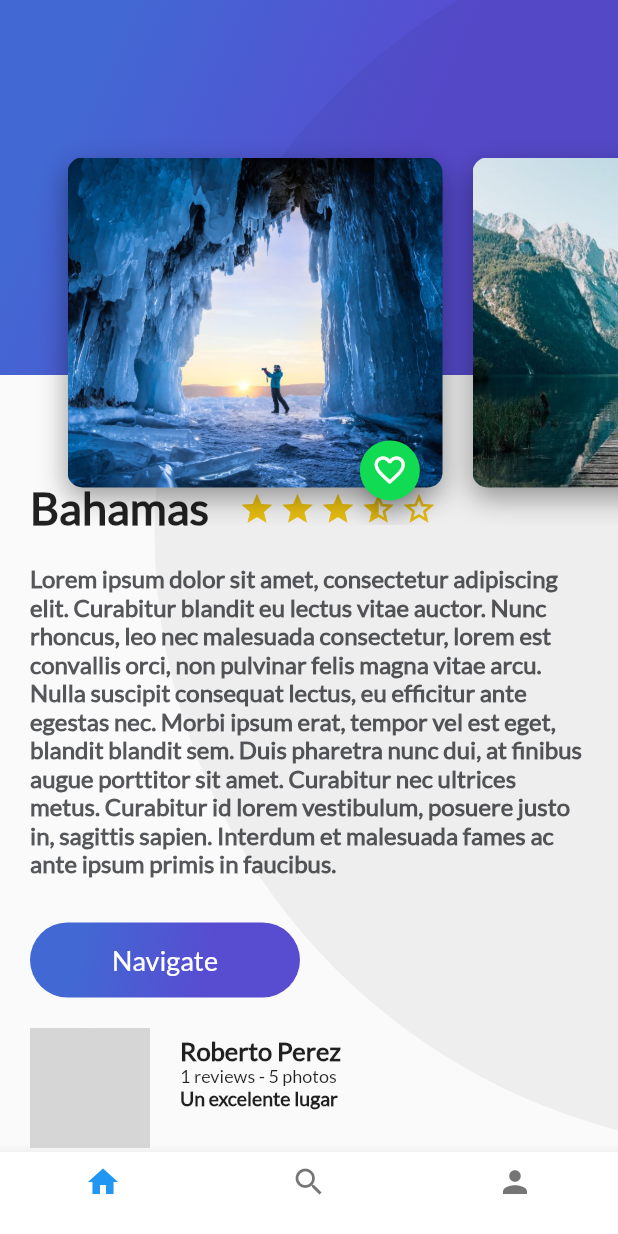
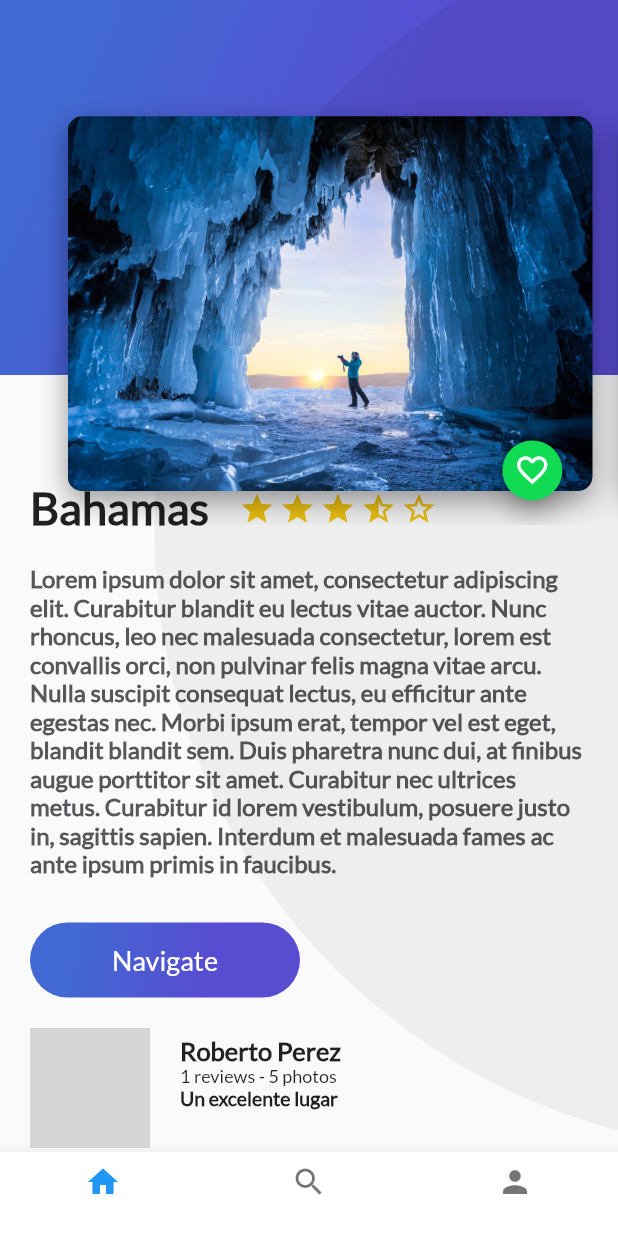
Before and after one commit to SwaXTech/Trips, a Flutter app: the Trips screen opened directly, on a phone screen of 412 x 824 dp. Run offline on Flutter 3.47's test engine with Material 2 defaults, Android fonts, the phone set to English and light mode, and no system bars; our stand-ins replace cloud_firestore, firebase_auth, firebase_core, google_sign_in; missing offline and left inert: generic_bloc_provider; accounts and stored records are empty; network calls fail; grey boxes are pictures that could not be loaded.

Commit message:
Fix cardimage

```diff
--- a/lib/Place/ui/screens/add_place.dart
+++ b/lib/Place/ui/screens/add_place.dart
@@ -1,5 +1,6 @@
 import 'package:flutter/cupertino.dart';
 import 'package:flutter/material.dart';
+import 'package:trips_app/Place/ui/widgets/card_image.dart';
 import 'package:trips_app/Place/ui/widgets/location_field.dart';
 import 'package:trips_app/widgets/gradient.dart';
 import 'package:trips_app/widgets/text_input.dart';
@@ -36,7 +37,12 @@ class _AddPlaceState extends State<AddPlace> {
 
   ListView buildListView(var _titleController, var _descController) => ListView(
         children: [
-          Container(),
+          Container(
+            alignment: Alignment.center,
+            child: CardImage(
+              pathImage: 'assets/img/cave.jpg'/*widget.image.path*/, iconData: Icons.camera_alt, height: 250.0, width: 350.0, marginLeft: 0.0,
+            ),
+          ),
           titleTextField(_titleController),
           descriptionTextField(_descController),
           locationField(),
--- a/lib/Place/ui/widgets/card_image.dart
+++ b/lib/Place/ui/widgets/card_image.dart
@@ -1,48 +1,50 @@
 import 'package:flutter/material.dart';
-import '../../../widgets/floating_action_button_green.dart';
+import 'package:trips_app/widgets/floating_action_button_green.dart';
 
-class CardImage extends StatelessWidget{
+class CardImage extends StatelessWidget {
 
-  String pathImage = 'assets/img/cave.jpg';
+  final String pathImage;
+  final double height;
+  final double width;
+  final VoidCallback onPressedFabIcon;
+  final IconData iconData;
+  double marginLeft = 20.0;
 
-  CardImage(this.pathImage);
+  CardImage(
+      {Key key,
+      @required this.pathImage,
+      @required this.height,
+      @required this.width,
+      this.marginLeft,
+      @required this.onPressedFabIcon,
+      @required this.iconData});
 
   @override
   Widget build(BuildContext context) {
-
-    final card = Container(
-
-      height: 350.0,
-      width: 250.0,
-      margin: EdgeInsets.only(
-        top: 80.0,
-        left: 20.0
-      ),
-
-      decoration: BoxDecoration(
-        image: DecorationImage(
-          fit: BoxFit.cover,
-          image: AssetImage(pathImage)
-        ),
-        borderRadius: BorderRadius.all(Radius.circular(10.0)),
-        shape: BoxShape.rectangle,
-        boxShadow: <BoxShadow>[
-          BoxShadow(
-            color: Colors.black38,
-            blurRadius: 15.0,
-            offset: Offset(0.0,7.0)
-          )
-        ]
-      ),
-    );
-
     return Stack(
-      alignment: Alignment(0.9,1.1),
-      children: [
-        card,
-        FloatingActionButtonGreen()
-      ],
+      alignment: Alignment(0.9, 1.1),
+      children: [card(), FloatingActionButtonGreen(iconData: iconData, onPressed: onPressedFabIcon)],
     );
   }
 
+  Container card() => Container(
+        height: height,
+        width: width,
+        margin: EdgeInsets.only(left: marginLeft),
+        decoration: cardDecoration(),
+      );
+
+  BoxDecoration cardDecoration() => BoxDecoration(
+      image: decorationImage(),
+      borderRadius: BorderRadius.all(Radius.circular(10.0)),
+      shape: BoxShape.rectangle,
+      boxShadow: shadow());
+
+  List<BoxShadow> shadow() => <BoxShadow>[
+        BoxShadow(
+            color: Colors.black38, blurRadius: 15.0, offset: Offset(0.0, 7.0))
+      ];
+
+  DecorationImage decorationImage() =>
+      DecorationImage(fit: BoxFit.cover, image: AssetImage(pathImage));
 }
--- a/lib/Place/ui/widgets/card_image_list.dart
+++ b/lib/Place/ui/widgets/card_image_list.dart
@@ -11,11 +11,11 @@ class CardImageList extends StatelessWidget{
         padding: EdgeInsets.all(25.0),
         scrollDirection: Axis.horizontal,
         children: [
-          CardImage("assets/img/cave.jpg"),
-          CardImage("assets/img/lake.jpg"),
-          CardImage("assets/img/mountain.jpg"),
-          CardImage("assets/img/river.jpg"),
-          CardImage("assets/img/sea.jpg"),
+          CardImage(pathImage: "assets/img/cave.jpg", iconData: Icons.favorite_border, height: 250, width: 350, marginLeft: 20,),
+          CardImage(pathImage: "assets/img/lake.jpg", iconData: Icons.favorite_border, height: 250, width: 350, marginLeft: 20),
+          CardImage(pathImage: "assets/img/mountain.jpg", iconData: Icons.favorite_border, height: 250, width: 350, marginLeft: 20),
+          CardImage(pathImage: "assets/img/river.jpg", iconData: Icons.favorite_border, height: 250, width: 350, marginLeft: 20),
+          CardImage(pathImage: "assets/img/sea.jpg", iconData: Icons.favorite_border, height: 250, width: 350, marginLeft: 20),
         ],
       ),
     );
--- a/lib/widgets/floating_action_button_green.dart
+++ b/lib/widgets/floating_action_button_green.dart
@@ -1,6 +1,13 @@
 import 'package:flutter/material.dart';
 
 class FloatingActionButtonGreen extends StatefulWidget{
+
+  final IconData iconData;
+  final VoidCallback onPressed;
+
+  FloatingActionButtonGreen(
+      {Key key, @required this.iconData, @required this.onPressed});
+
   @override
   State<StatefulWidget> createState() {
     return _FloatingActionButtonGreen();
@@ -31,7 +38,7 @@ class _FloatingActionButtonGreen extends State<FloatingActionButtonGreen>{
       backgroundColor: Color(0xFF11DA53),
       mini: true,
       tooltip: "Fav",
-      onPressed: onPressedFav,
+      onPressed: widget.onPressed,
       child: Icon(
         actualIcon
       ),
```
